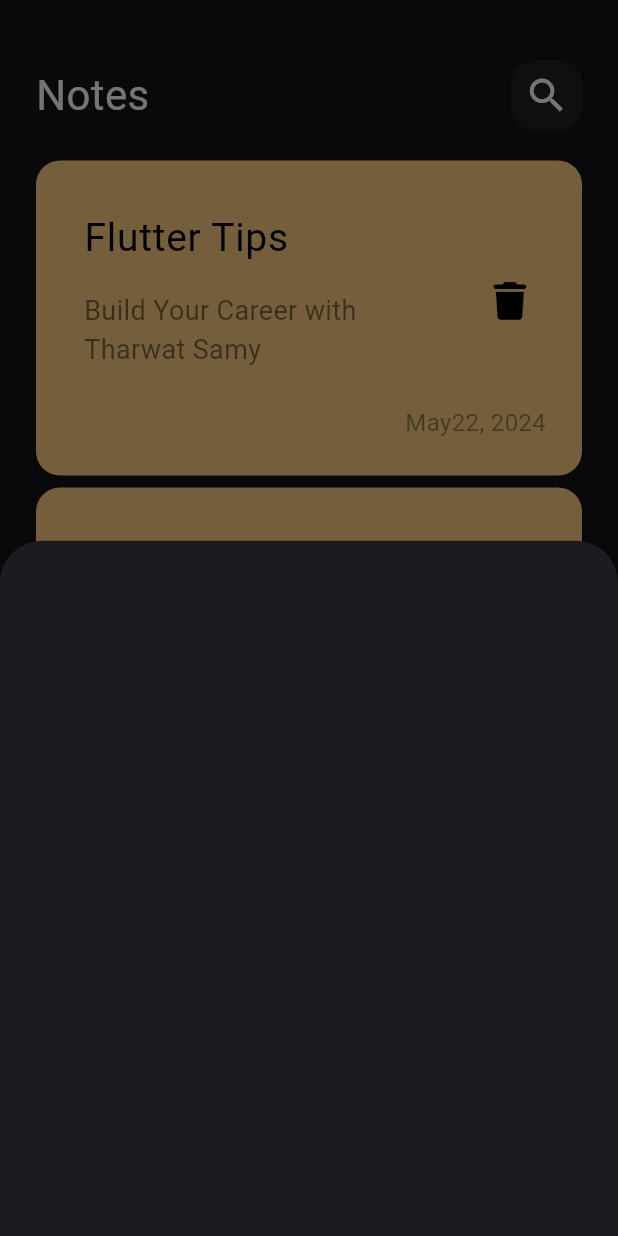
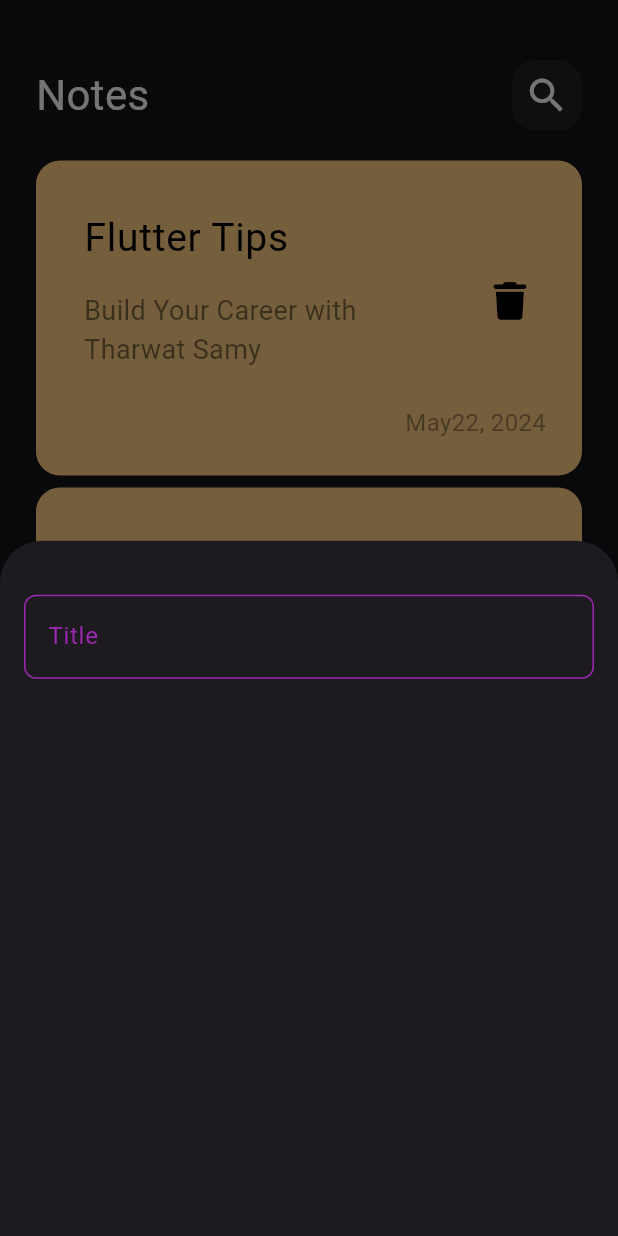
Before and after one commit to mohammedashraf16/Note_App, a Flutter app: the screen it shows after launch, after a tap on the "add" icon, on a phone screen of 412 x 824 dp. Run offline on Flutter 3.47's test engine with Material 3 defaults, Android fonts, the phone set to English and light mode, and no system bars; our stand-ins replace font_awesome_flutter; Roboto replaces fonts that are missing (assets/fonts/Poppins-Regular.ttf).

Commit message:
Custom Text Field

```diff
--- a/lib/widgets/add_note_bottom_sheet.dart
+++ b/lib/widgets/add_note_bottom_sheet.dart
@@ -1,10 +1,29 @@
 import 'package:flutter/material.dart';
+import 'package:notes_app/widgets/custom_text_field.dart';
 
 class AddNoteBottomSheet extends StatelessWidget {
   const AddNoteBottomSheet({super.key});
 
   @override
   Widget build(BuildContext context) {
-    return Container();
+    return const Padding(
+      padding: EdgeInsets.symmetric(horizontal: 16.0),
+      child: Column(
+        children: [
+          SizedBox(height: 36,),
+          CustomTextField(text: "Title"),
+        ],
+      ),
+    );
   }
 }
+
+
+  OutlineInputBorder buildBorder([color]) {
+    return OutlineInputBorder(
+        borderRadius: BorderRadius.circular(8),
+      borderSide:  BorderSide(
+        color: color ?? Colors.purple,
+      )
+      );
+  }
--- /dev/null
+++ b/lib/widgets/custom_text_field.dart
@@ -0,0 +1,20 @@
+import 'package:flutter/material.dart';
+import 'package:notes_app/widgets/add_note_bottom_sheet.dart';
+
+class CustomTextField extends StatelessWidget {
+  const CustomTextField({super.key, required this.text});
+  final String text;
+  @override
+  Widget build(BuildContext context) {
+    return  TextField(
+      cursorColor: Colors.cyanAccent,
+      decoration: InputDecoration(
+          hintText: text,
+          hintStyle: TextStyle(color: Colors.purple),
+          border:buildBorder(),
+          enabledBorder:buildBorder(),
+          focusedBorder: buildBorder(Colors.cyanAccent)
+      ),
+    );
+  }
+}
```
